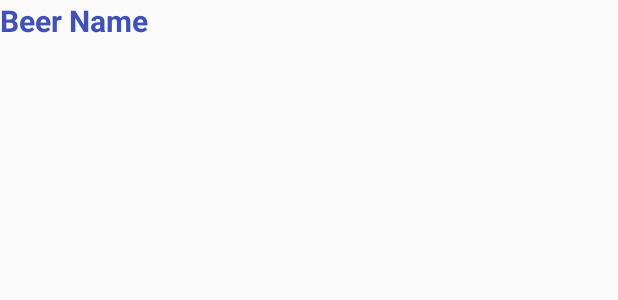
After one commit to christiangmartinez/fizzy-quest, an Android app: the layout beer_list_item.xml on its own in the app's theme, with its tools: preview values and no code run, on a phone screen of 412 x 824 dp. The commit adds this screen. Shown: the top 300 px of the screen. Run offline under Robolectric (Android 15) with nearby library versions, the phone set to English and light mode, and no system bars.

Commit message:
add custom beer list adapter

```diff
--- a/app/build.gradle
+++ b/app/build.gradle
@@ -29,6 +29,7 @@ dependencies {
     androidTestCompile('com.android.support.test.espresso:espresso-core:2.2.2', {
         exclude group: 'com.android.support', module: 'support-annotations'
     })
+    compile 'com.android.support:recyclerview-v7:25.3.1'
     compile 'com.squareup.okhttp3:okhttp:3.2.0'
     compile 'se.akerfeldt:okhttp-signpost:1.1.0'
     compile 'com.jakewharton:butterknife:7.0.1'
--- /dev/null
+++ b/app/src/main/res/layout/beer_list_item.xml
@@ -0,0 +1,15 @@
+<?xml version="1.0" encoding="utf-8"?>
+<LinearLayout xmlns:android="http://schemas.android.com/apk/res/android"
+    android:orientation="horizontal"
+    android:layout_width="match_parent"
+    android:layout_height="wrap_content">
+
+    <TextView
+        android:layout_width="wrap_content"
+        android:layout_height="wrap_content"
+        android:id="@+id/beerNameTextView"
+        android:textSize="20dp"
+        android:textStyle="bold"
+        android:text="Beer Name"
+        android:textColor="@color/colorPrimary"/>
+</LinearLayout>
```
Also changed, not shown: app/src/main/java/io/xtian/fizzyquest/adapters/BeerAdapter.java (deleted, +0 -8 lines), app/src/main/java/io/xtian/fizzyquest/adapters/BeerListAdapter.java (added, +62 -0 lines), app/src/main/java/io/xtian/fizzyquest/ui/ResultActivity.java (+26 -8 lines), app/src/main/res/layout/activity_result.xml (+15 -0 lines).
